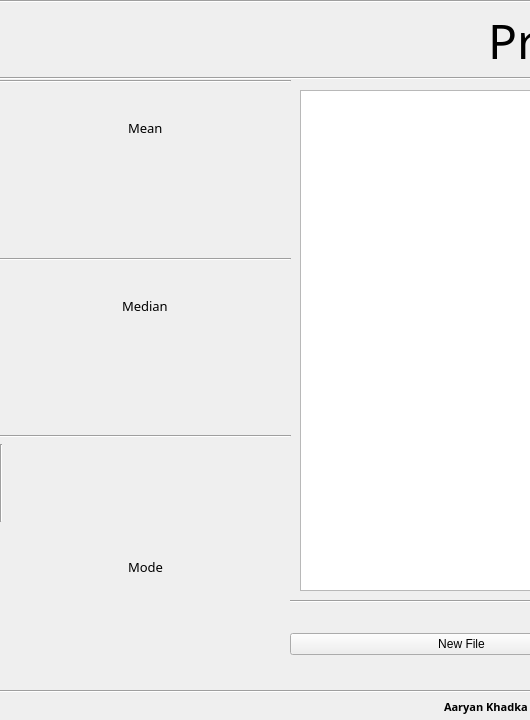
The window that mainwindow.ui (PrinshavKandel/Operation-Distro) describes before a commit, drawn with Qt 5; both pictures show x 0 to 530 and y 0 to 720 of the 1280 by 720 pixel window.
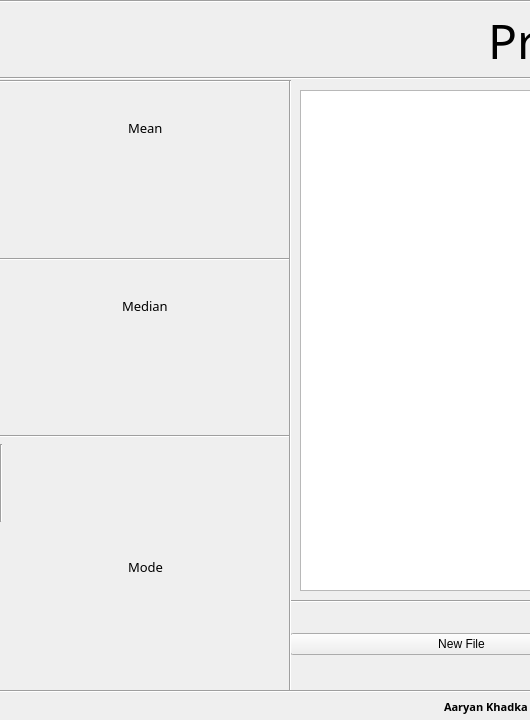
The same window after the commit. Custom widgets are drawn as their Qt base class.

Diff of the .ui file:
```diff
--- a/mainwindow.ui
+++ b/mainwindow.ui
@@ -396,6 +396,19 @@
      </rect>
     </property>
    </widget>
+   <widget class="Line" name="line_14">
+    <property name="geometry">
+     <rect>
+      <x>280</x>
+      <y>80</y>
+      <width>20</width>
+      <height>611</height>
+     </rect>
+    </property>
+    <property name="orientation">
+     <enum>Qt::Orientation::Vertical</enum>
+    </property>
+   </widget>
   </widget>
  </widget>
  <customwidgets>
```
